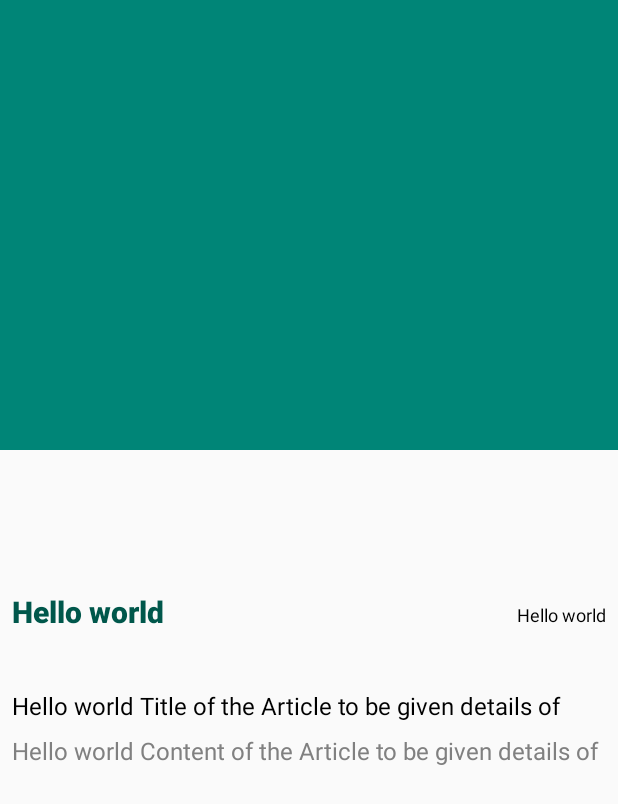
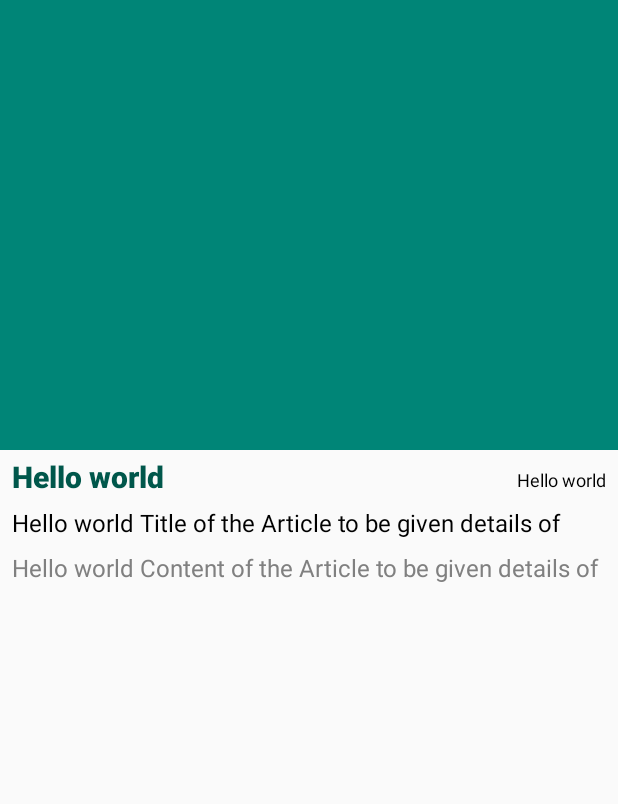
Before and after one commit to DirajHS/MyNews, an Android app: the layout news_details_fragment.xml on its own in the app's theme, with its tools: preview values and no code run, on a phone screen of 412 x 824 dp. Shown: the top 804 px of the screen. Run offline under Robolectric (Android 15) with nearby library versions, the phone set to English and light mode, and no system bars.

Commit message:
Fixed News details View

```diff
--- a/app/src/main/res/layout/news_details_fragment.xml
+++ b/app/src/main/res/layout/news_details_fragment.xml
@@ -23,17 +23,15 @@
                     android:layout_width="match_parent"
                     android:layout_height="match_parent"
                     app:layout_scrollFlags="scroll|exitUntilCollapsed"
-                    android:fitsSystemWindows="true"
-                    app:contentScrim="?attr/colorPrimary"
-                    app:expandedTitleMarginStart="48dp"
-                    app:expandedTitleMarginEnd="64dp">
+                    app:contentScrim="?attr/colorPrimary">
 
                 <ImageView
                         android:id="@+id/toolbarImage"
                         android:layout_width="match_parent"
                         android:layout_height="match_parent"
-                        android:scaleType="fitXY"
-                        android:adjustViewBounds="true"
+                        android:layout_gravity="center"
+                        android:scaleType="centerCrop"
+                        android:fitsSystemWindows="true"
                         android:transitionName="@string/transition_name"
                         app:imageUrl="@{article.urlToImage}"
                         app:layout_collapseMode="parallax"/>
@@ -43,21 +41,21 @@
                         android:layout_width="match_parent"
                         android:layout_height="?attr/actionBarSize"
                         app:popupTheme="@style/ThemeOverlay.AppCompat.Light"
-                        app:layout_collapseMode="none"/>
+                        app:layout_collapseMode="pin"/>
 
             </com.google.android.material.appbar.CollapsingToolbarLayout>
 
         </com.google.android.material.appbar.AppBarLayout>
 
         <androidx.core.widget.NestedScrollView android:layout_width="match_parent"
-                                               android:layout_height="wrap_content"
+                                               android:layout_height="match_parent"
                                                app:layout_behavior="@string/appbar_scrolling_view_behavior">
             <androidx.constraintlayout.widget.ConstraintLayout
-                    app:layout_behavior="@string/appbar_scrolling_view_behavior" android:layout_height="wrap_content"
+                    android:layout_height="wrap_content"
                     android:layout_width="match_parent">
 
                 <TextView
-                        android:id="@+id/tv_category"
+                        android:id="@+id/tv_author"
                         android:layout_width="wrap_content"
                         android:layout_height="wrap_content"
                         android:textColor="@color/colorPrimaryDark"
@@ -68,7 +66,7 @@
                         android:fontFamily="sans-serif-black"
                         app:layout_constraintStart_toStartOf="parent"
                         app:layout_constraintTop_toTopOf="parent"
-                        tools:text="Hello world" app:layout_constraintBottom_toBottomOf="parent"/>
+                        tools:text="Hello world"/>
 
                 <TextView
                         android:id="@+id/tv_published_at"
@@ -78,30 +76,31 @@
                         android:textSize="12sp"
                         android:text="@{article.publishsedAt}"
                         android:fontFamily="sans-serif"
-                        android:layout_marginTop="8dp"
+                        android:layout_marginTop="4dp"
                         android:layout_marginEnd="8dp"
                         app:layout_constraintEnd_toEndOf="parent"
-                        app:layout_constraintTop_toTopOf="parent"
-                        tools:text="Hello world" app:layout_constraintBottom_toBottomOf="parent"/>
+                        app:layout_constraintTop_toTopOf="@+id/tv_author"
+                        tools:text="Hello world" app:layout_constraintBottom_toBottomOf="@+id/tv_author"/>
 
                 <TextView
                         android:id="@+id/tv_title"
-                        android:layout_width="wrap_content"
+                        android:layout_width="0dp"
                         android:layout_height="wrap_content"
                         android:textColor="@color/colorText"
                         android:textSize="16sp"
                         android:text="@{article.title}"
                         android:fontFamily="sans-serif"
-                        android:layout_marginTop="8dp"
+                        android:layout_marginTop="6dp"
                         android:layout_marginStart="8dp"
+                        android:layout_marginEnd="8dp"
                         app:layout_constraintStart_toStartOf="parent"
-                        app:layout_constraintTop_toBottomOf="@+id/tv_category"
-                        tools:text="Hello world Title of the Article to be given details of"
-                        app:layout_constraintBottom_toBottomOf="parent"/>
+                        app:layout_constraintEnd_toEndOf="parent"
+                        app:layout_constraintTop_toBottomOf="@+id/tv_author"
+                        tools:text="Hello world Title of the Article to be given details of"/>
 
                 <TextView
                         android:id="@+id/tv_content"
-                        android:layout_width="wrap_content"
+                        android:layout_width="0dp"
                         android:layout_height="wrap_content"
                         android:textColor="@android:color/tertiary_text_dark"
                         android:textSize="16sp"
@@ -111,9 +110,9 @@
                         android:layout_marginStart="8dp"
                         android:layout_marginEnd="8dp"
                         app:layout_constraintStart_toStartOf="parent"
+                        app:layout_constraintEnd_toEndOf="parent"
                         app:layout_constraintTop_toBottomOf="@+id/tv_title"
-                        tools:text="Hello world Content of the Article to be given details of"
-                        app:layout_constraintBottom_toBottomOf="parent"/>
+                        tools:text="Hello world Content of the Article to be given details of"/>
 
             </androidx.constraintlayout.widget.ConstraintLayout>
         </androidx.core.widget.NestedScrollView>
```
